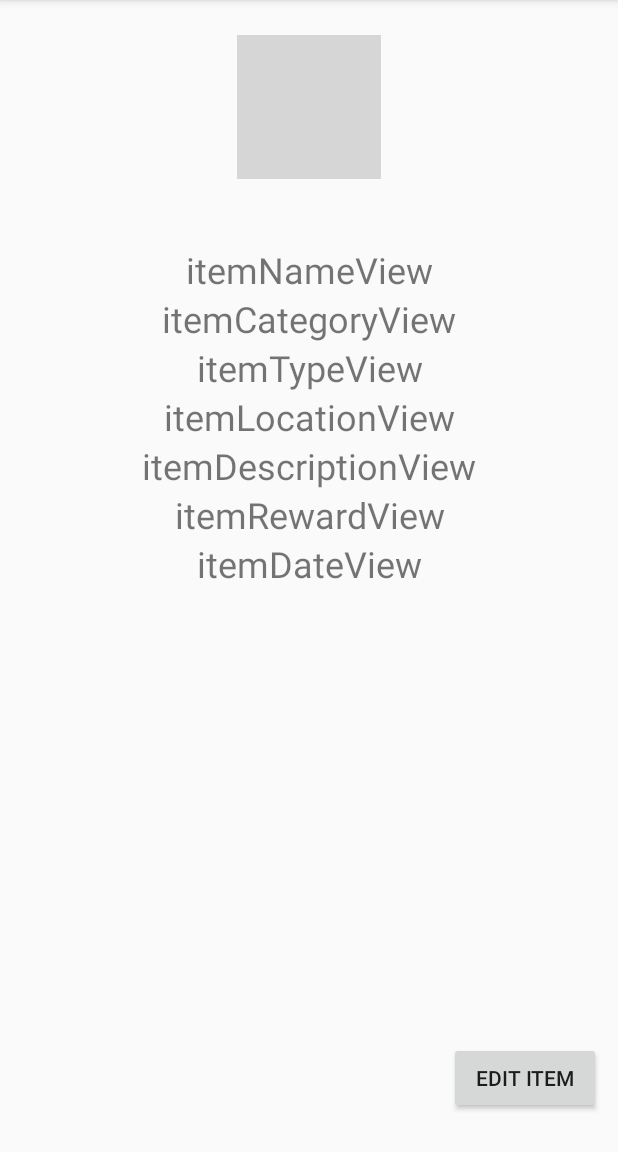
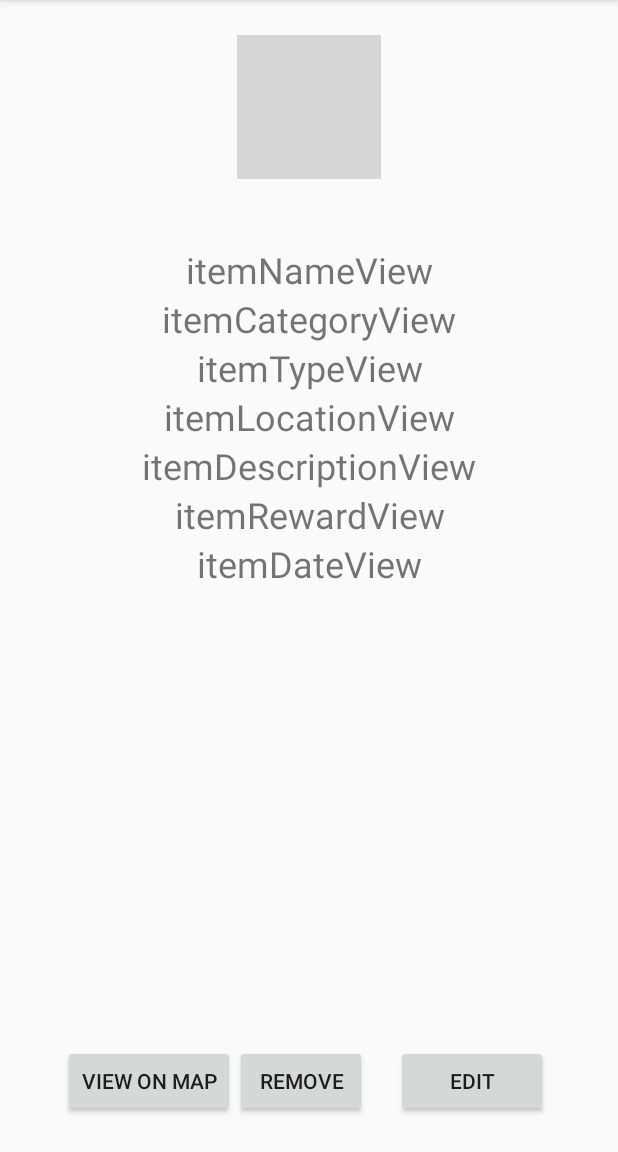
Before and after one commit to willmartian/Wheres-My-Stuff, an Android app: the ItemActivity screen opened directly, with no data from a screen before it, on a phone screen of 412 x 824 dp, the part 84-1236 px from its top. Run offline under Robolectric (Android 15) with nearby library versions, the phone set to English and light mode, and no system bars; 12 statements that could not run were skipped; grey boxes are pictures that could not be loaded.

Commit message:
added image persistance, can edit and remove items if you own, admin can remove all, View On Map button zooms to selected item

```diff
--- a/app/src/main/java/group14/wheresmystuff/controller/ItemActivity.java
+++ b/app/src/main/java/group14/wheresmystuff/controller/ItemActivity.java
@@ -27,6 +27,8 @@ public class ItemActivity extends AppCompatActivity {
     private TextView itemCategory;
     private TextView itemDate;
     private Button itemButton;
+    private Button removeButton;
+    private Button viewButton;
     private ImageView itemIcon;
 
     private Bundle itemBundle;
@@ -62,7 +64,7 @@ public class ItemActivity extends AppCompatActivity {
         }
 
         itemButton = (Button) findViewById(R.id.editButton);
-        if (Model.getActiveUser().getLoginID() == item.getCreator().getLoginID()
+        if (Model.getActiveUser().getLoginID().equals(item.getCreator().getLoginID())
                 || Model.getActiveUser().getClass() == Admin.class) {
             itemButton.setVisibility(View.VISIBLE);
         } else {
@@ -74,6 +76,23 @@ public class ItemActivity extends AppCompatActivity {
                 goToPage(SubmitItemActivity.class, itemBundle);
             }
         });
+
+        removeButton = (Button) findViewById(R.id.removeButton);
+        removeButton.setOnClickListener(new View.OnClickListener() {
+            @Override
+            public void onClick(View v) {
+                Model.removeItem(item);
+                goToPage(MainActivity.class);
+            }
+        });
+
+        viewButton = (Button) findViewById(R.id.viewButton);
+        viewButton.setOnClickListener(new View.OnClickListener() {
+            @Override
+            public void onClick(View v) {
+                goToPage(MainActivity.class, itemBundle);
+            }
+        });
     }
 
     public void goToPage(Class next, Bundle bundle) {
@@ -81,4 +100,9 @@ public class ItemActivity extends AppCompatActivity {
         intent.putExtras(bundle);
         startActivity(intent);
     }
+
+    public void goToPage(Class next) {
+        Intent intent = new Intent(this, next);
+        startActivity(intent);
+    }
 }
--- a/app/src/main/res/layout/activity_item.xml
+++ b/app/src/main/res/layout/activity_item.xml
@@ -93,13 +93,13 @@
         style="@style/Widget.AppCompat.Button"
         android:layout_width="101dp"
         android:layout_height="wrap_content"
+        android:layout_marginBottom="23dp"
+        android:text="Edit"
+        android:textAlignment="center"
+        android:visibility="visible"
+        android:layout_marginStart="10dp"
         android:layout_alignParentBottom="true"
-        android:layout_alignParentEnd="true"
-        android:layout_marginBottom="25dp"
-        android:layout_marginEnd="11dp"
-        android:text="Edit Item"
-        android:textAlignment="center"
-        android:visibility="visible" />
+        android:layout_toEndOf="@+id/itemIcon" />
 
     <ImageView
         android:id="@+id/itemIcon"
@@ -109,4 +109,23 @@
         android:layout_centerHorizontal="true"
         android:layout_marginTop="23dp"
         app:srcCompat="@drawable/cast_album_art_placeholder" />
+
+    <Button
+        android:id="@+id/removeButton"
+        android:layout_width="wrap_content"
+        android:layout_height="wrap_content"
+        android:text="Remove"
+        android:layout_alignBaseline="@+id/editButton"
+        android:layout_alignBottom="@+id/editButton"
+        android:layout_toEndOf="@+id/viewButton" />
+
+    <Button
+        android:id="@+id/viewButton"
+        android:layout_width="wrap_content"
+        android:layout_height="wrap_content"
+        android:text="View on Map"
+        android:layout_alignBaseline="@+id/removeButton"
+        android:layout_alignBottom="@+id/removeButton"
+        android:layout_alignParentStart="true"
+        android:layout_marginStart="42dp" />
 </RelativeLayout>
```
Also changed, not shown: app/src/main/java/group14/wheresmystuff/controller/MainActivity.java (+33 -7 lines), app/src/main/java/group14/wheresmystuff/controller/SubmitItemActivity.java (+6 -4 lines), app/src/main/java/group14/wheresmystuff/model/Item.java (+21 -17 lines), app/src/main/java/group14/wheresmystuff/model/Model.java (+17 -4 lines), app/src/main/java/group14/wheresmystuff/model/User.java (+8 -0 lines), app/src/main/res/drawable-hdpi-v11/notifyicon.png (added), app/src/main/res/drawable-hdpi-v9/notifyicon.png (added), app/src/main/res/drawable-hdpi/notifyicon.png (added), app/src/main/res/drawable-mdpi-v11/notifyicon.png (added), app/src/main/res/drawable-mdpi-v9/notifyicon.png (added), app/src/main/res/drawable-mdpi/notifyicon.png (added), app/src/main/res/drawable-xhdpi-v11/notifyicon.png (added), app/src/main/res/drawable-xhdpi-v9/notifyicon.png (added), app/src/main/res/drawable-xhdpi/notifyicon.png (added), 3 more files.
